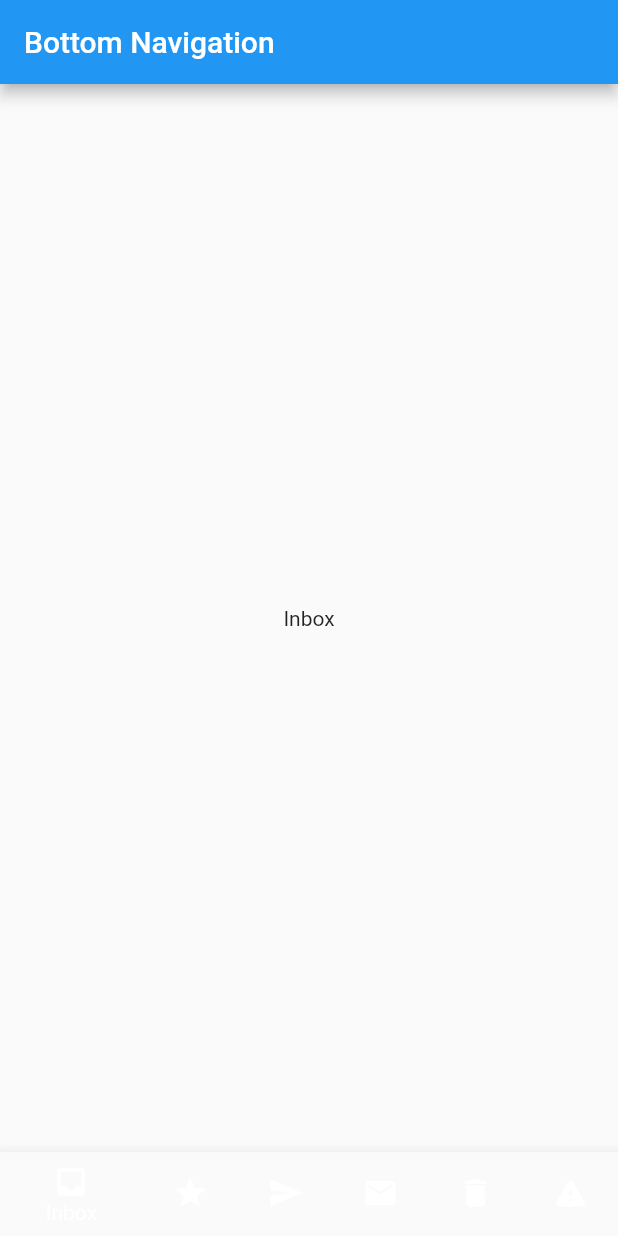
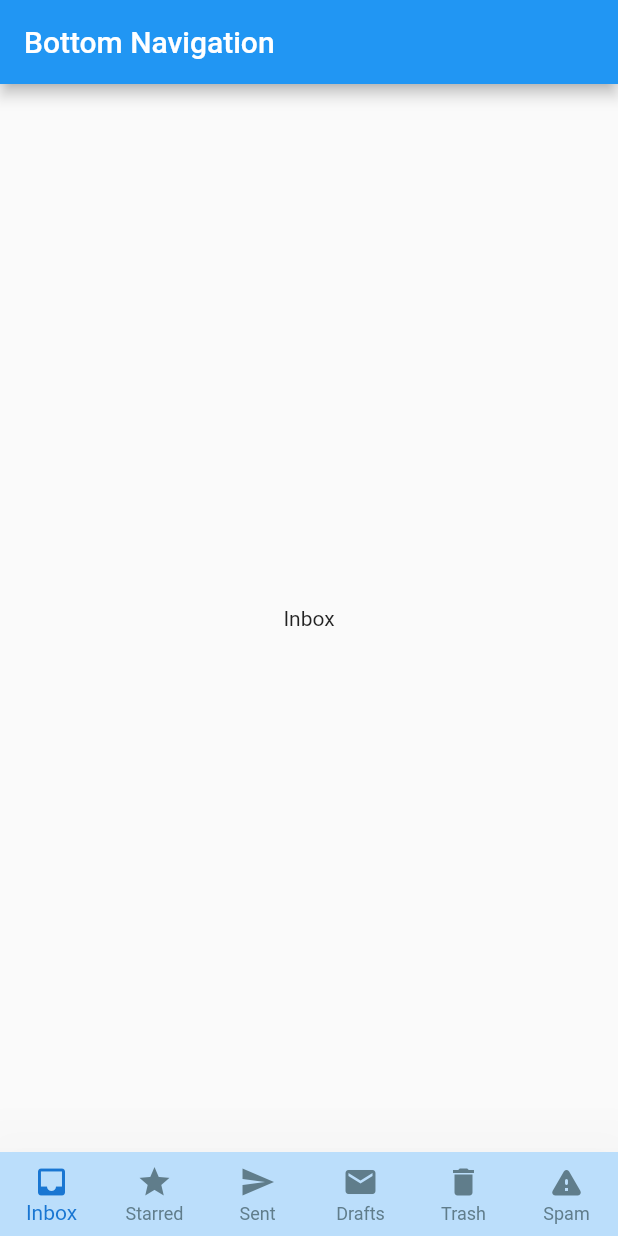
Before and after one commit to ruiyotabby/botom_navigation, a Flutter app: the screen it shows after launch, on a phone screen of 412 x 824 dp. Run offline on Flutter 3.47's test engine with Material 2 defaults, Android fonts, the phone set to English and light mode, and no system bars.

Commit message:
commit
Signed-off-by: Ruiyot Abby <ruiyotabby@gmail.com>

```diff
--- a/lib/main.dart
+++ b/lib/main.dart
@@ -56,6 +56,11 @@
       body: pages[indexClicked],
       bottomNavigationBar: BottomNavigationBar(
         backgroundColor: Colors.blue[100],
+        type: BottomNavigationBarType.fixed,
+        elevation: 50,
+        selectedItemColor: Defaults.bottomNavItemSelectorColor,
+        unselectedItemColor: Defaults.bottomNavItemColor,
+        currentIndex: indexClicked,
         items: [
           BottomNavigationBarItem(
             icon: Icon(
```
